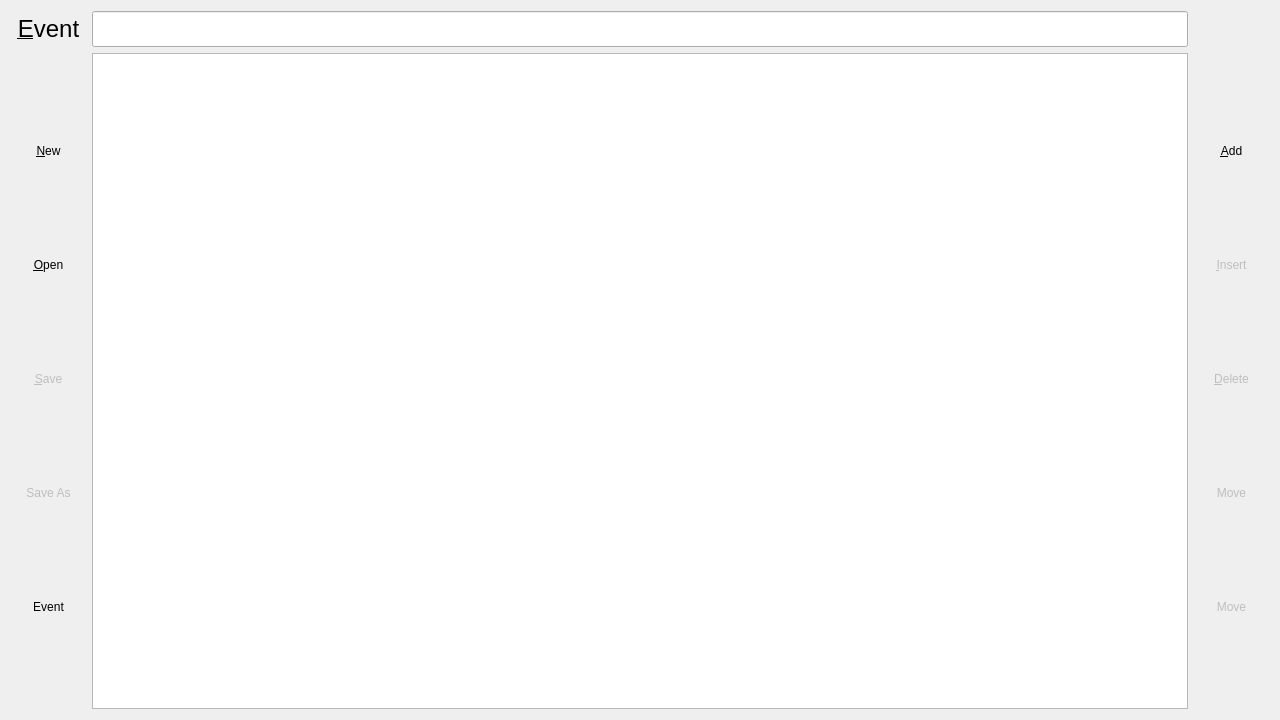
sledzik1984/timer, file src/editwindow.ui: the form before one commit.
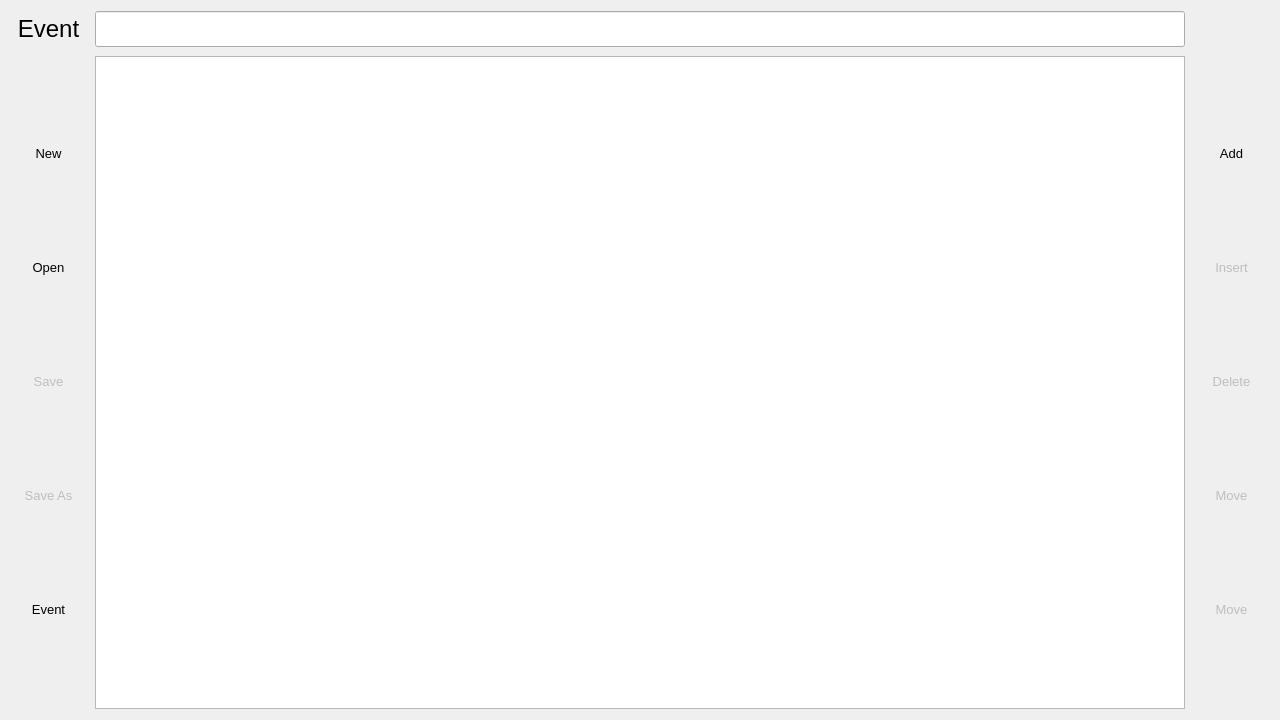
The form after the commit. Icons and pictures are not drawn.

Patch:
```diff
--- a/src/editwindow.ui
+++ b/src/editwindow.ui
@@ -14,6 +14,9 @@
    <string>Edit Event</string>
   </property>
   <layout class="QGridLayout" name="layout">
+   <property name="spacing">
+    <number>9</number>
+   </property>
    <item row="1" column="1">
     <widget class="QLineEdit" name="name">
      <property name="styleSheet">
@@ -23,6 +26,9 @@
    </item>
    <item row="2" column="0">
     <widget class="QWidget" name="widget" native="true">
+     <property name="styleSheet">
+      <string notr="true">font: 10pt</string>
+     </property>
      <layout class="QGridLayout" name="layout_2">
       <property name="leftMargin">
        <number>0</number>
@@ -45,7 +51,7 @@
          </size>
         </property>
         <property name="text">
-         <string>&amp;New</string>
+         <string>New</string>
         </property>
         <property name="icon">
          <iconset resource="../res/resource.qrc">
@@ -74,7 +80,7 @@
          </size>
         </property>
         <property name="text">
-         <string>&amp;Open</string>
+         <string>Open</string>
         </property>
         <property name="icon">
          <iconset resource="../res/resource.qrc">
@@ -106,7 +112,7 @@
          </size>
         </property>
         <property name="text">
-         <string>&amp;Save</string>
+         <string>Save</string>
         </property>
         <property name="icon">
          <iconset resource="../res/resource.qrc">
@@ -192,6 +198,9 @@
    </item>
    <item row="2" column="2">
     <widget class="QWidget" name="widget_2" native="true">
+     <property name="styleSheet">
+      <string notr="true">font: 10pt</string>
+     </property>
      <layout class="QGridLayout" name="layout_3">
       <property name="leftMargin">
        <number>0</number>
@@ -214,7 +223,7 @@
          </size>
         </property>
         <property name="text">
-         <string>&amp;Add</string>
+         <string>Add</string>
         </property>
         <property name="icon">
          <iconset resource="../res/resource.qrc">
@@ -246,7 +255,7 @@
          </size>
         </property>
         <property name="text">
-         <string>&amp;Insert</string>
+         <string>Insert</string>
         </property>
         <property name="icon">
          <iconset resource="../res/resource.qrc">
@@ -278,7 +287,7 @@
          </size>
         </property>
         <property name="text">
-         <string>&amp;Delete</string>
+         <string>Delete</string>
         </property>
         <property name="icon">
          <iconset resource="../res/resource.qrc">
@@ -402,7 +411,7 @@
       <string notr="true">font: 18pt</string>
      </property>
      <property name="text">
-      <string>&amp;Event</string>
+      <string>Event</string>
      </property>
      <property name="alignment">
       <set>Qt::AlignCenter</set>
```
Left out of the diff: 6 changed lines with no effect on the pictures.
